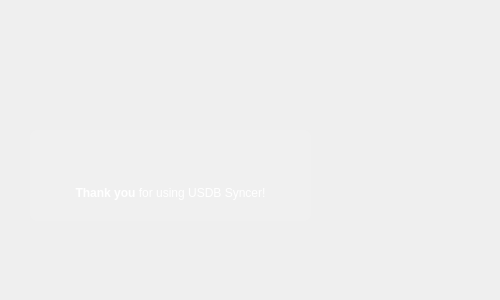
Before: the Qt Designer form src/usdb_syncer/gui/forms/AboutDialog.ui in bohning/usdb_syncer, drawn with Qt 5.
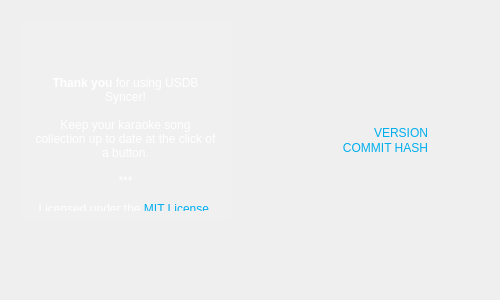
After: the same form once the commit is applied. Icons and pictures are not drawn.

Patch:
```diff
--- a/src/usdb_syncer/gui/forms/AboutDialog.ui
+++ b/src/usdb_syncer/gui/forms/AboutDialog.ui
@@ -37,10 +37,10 @@
   <widget class="QTextBrowser" name="credits">
    <property name="geometry">
     <rect>
-     <x>30</x>
-     <y>130</y>
-     <width>281</width>
-     <height>91</height>
+     <x>20</x>
+     <y>20</y>
+     <width>211</width>
+     <height>201</height>
     </rect>
    </property>
    <property name="sizePolicy">
@@ -153,6 +153,48 @@
     <bool>true</bool>
    </property>
   </widget>
+  <widget class="QLabel" name="label_version">
+   <property name="geometry">
+    <rect>
+     <x>0</x>
+     <y>0</y>
+     <width>428</width>
+     <height>140</height>
+    </rect>
+   </property>
+   <property name="styleSheet">
+    <string notr="true">background-image: url(); 
+color: rgb(0, 174, 238);
+font: 24pt &quot;Kozuka Gothic Pro&quot;;</string>
+   </property>
+   <property name="text">
+    <string>VERSION</string>
+   </property>
+   <property name="alignment">
+    <set>Qt::AlignBottom|Qt::AlignRight|Qt::AlignTrailing</set>
+   </property>
+  </widget>
+  <widget class="QLabel" name="label_commit">
+   <property name="geometry">
+    <rect>
+     <x>0</x>
+     <y>0</y>
+     <width>428</width>
+     <height>155</height>
+    </rect>
+   </property>
+   <property name="styleSheet">
+    <string notr="true">background-image: url(); 
+color: rgb(0, 174, 238);
+font: 12pt &quot;Kozuka Gothic Pro&quot;;</string>
+   </property>
+   <property name="text">
+    <string>COMMIT HASH</string>
+   </property>
+   <property name="alignment">
+    <set>Qt::AlignBottom|Qt::AlignRight|Qt::AlignTrailing</set>
+   </property>
+  </widget>
  </widget>
  <resources>
   <include location="../resources/resources.qrc"/>
```
